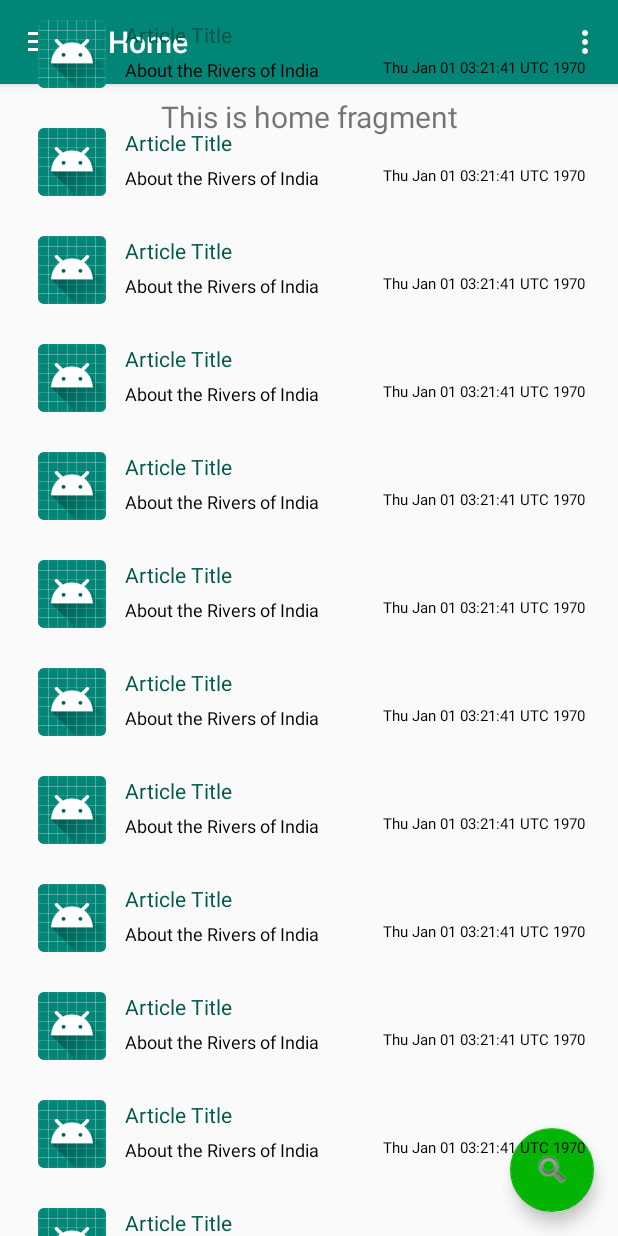
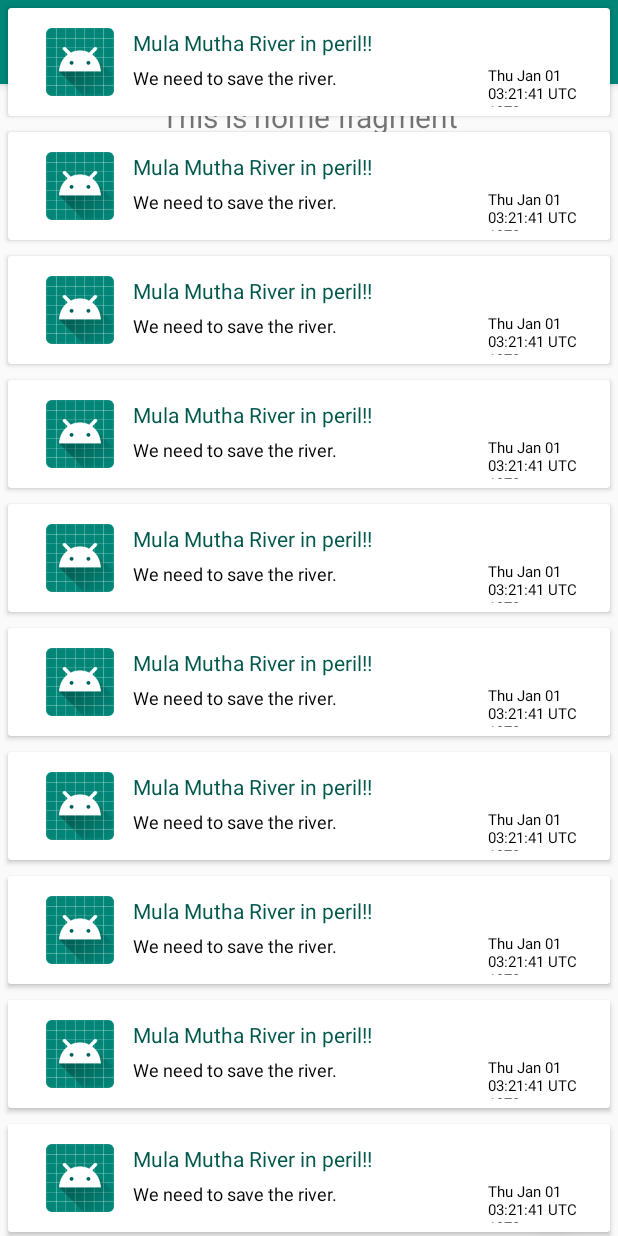
Before and after one commit to ashwinkolhatkar/RiversofPune, an Android app: the screen it shows after launch (MainActivity), on a phone screen of 412 x 824 dp. Run offline under Robolectric (Android 15) with nearby library versions, the phone set to English and light mode, and no system bars; our stand-ins replace navigation-ui.

Commit message:
Fix crashing problem.

```diff
--- a/app/src/main/java/com/example/riversofpune/Article.java
+++ b/app/src/main/java/com/example/riversofpune/Article.java
@@ -23,6 +23,14 @@ public class Article { // POJO to store articles in Database in the future.
     private String[] imageLinks; /* TODO array of links to images --> find how to change array of images to
     series of images in ImageView.
     In db implementation, maybe the pics can be downloaded prior to use in a cache? */
+
+    public String getArticleTitle() {
+        return articleTitle;
+    }
+
+    public void setArticleTitle(String articleTitle) {
+        this.articleTitle = articleTitle;
+    }
 
     public String getArticleContentSummary() {
         return articleContentSummary;
@@ -73,8 +81,9 @@ public class Article { // POJO to store articles in Database in the future.
         public void onBindViewHolder(@NonNull final ArticleButtonViewHolder holder, int position) {
             Article list_items=list_members.get(position);
             holder.content_summary.setText(list_items.getArticleContentSummary());
-            holder.content.setText(list_items.getArticleContent());
+            //holder.content.setText(list_items.getArticleContent());
             holder.date.setText(list_items.getArticleDate().toString());
+            holder.title.setText(list_items.getArticleTitle());
         }
 
         public void setListContent(ArrayList<Article> list_members){
@@ -88,13 +97,14 @@ public class Article { // POJO to store articles in Database in the future.
         }
 
         class ArticleButtonViewHolder extends RecyclerView.ViewHolder implements View.OnClickListener{
-            TextView content_summary,date,content;
+            TextView content_summary,date,content, title;
             public ArticleButtonViewHolder(View itemView) {
                 super(itemView);
                 itemView.setOnClickListener(this);
                 content_summary=(TextView)itemView.findViewById(R.id.content_summary);
-                content=(TextView)itemView.findViewById(R.id.content);
+                //content=(TextView)itemView.findViewById(R.id.content);
                 date=(TextView)itemView.findViewById(R.id.date);
+                title = (TextView)itemView.findViewById(R.id.article_title);
                 // TODO Add ImageViews as well.
 
             }
--- a/app/src/main/java/com/example/riversofpune/MainActivity.java
+++ b/app/src/main/java/com/example/riversofpune/MainActivity.java
@@ -83,9 +83,11 @@ public class MainActivity extends AppCompatActivity {
             //Creating POJO class object
             Article pojoObject = new Article();
             //Values are binded using set method of the POJO class
-            pojoObject.setArticleContentSummary("About the Rivers of India");
-            pojoObject.setArticleContent("This is bad for the rivers "+iter);
+            pojoObject.setArticleContentSummary("We need to save the river. ");
+            //pojoObject.setArticleContent("This is bad for the rivers. A lot in article. etc. "+iter);
+            // TODO maybe set content when the card is clicked rather than now?
             pojoObject.setArticleDate(new Date(12101998L));
+            pojoObject.setArticleTitle("Mula Mutha River in peril!!");
             //After setting the values, we add all the Objects to the array
             //Hence, listConentArr is a collection of Array of POJO objects
             listContentArray.add(pojoObject);
--- a/app/src/main/res/layout/activity_main.xml
+++ b/app/src/main/res/layout/activity_main.xml
@@ -31,12 +31,13 @@
             android:layout_height="wrap_content"
             android:orientation="vertical" >
 
-            <android.support.v7.widget.RecyclerView
+            <androidx.recyclerview.widget.RecyclerView
                 android:layout_height="match_parent"
                 android:layout_width="match_parent"
                 android:id="@+id/recycleView"
                 app:layout_behavior="@string/appbar_scrolling_view_behavior">
-            </android.support.v7.widget.RecyclerView>
+            </androidx.recyclerview.widget.RecyclerView>
+
         </LinearLayout>
     </ScrollView>
 
--- a/app/src/main/res/layout/custom_row.xml
+++ b/app/src/main/res/layout/custom_row.xml
@@ -1,5 +1,12 @@
 <?xml version="1.0" encoding="utf-8"?>
-<RelativeLayout xmlns:android="http://schemas.android.com/apk/res/android"
+
+<androidx.cardview.widget.CardView
+    android:layout_height="wrap_content"
+    android:layout_width="match_parent"
+    android:layout_margin="5dp"
+    xmlns:android="http://schemas.android.com/apk/res/android">
+
+<RelativeLayout
     android:layout_width="fill_parent"
     android:layout_height="72dp"
     android:padding="6dip"
@@ -51,14 +58,17 @@
         android:paddingBottom="5dp" />
 
     <TextView
-        android:layout_width="wrap_content"
+        android:id="@+id/date"
+        android:layout_width="59dp"
         android:layout_height="wrap_content"
+        android:layout_below="@+id/article_title"
+        android:layout_alignEnd="@+id/content_summary"
+        android:layout_alignRight="@+id/content_summary"
+        android:text="date"
         android:textAppearance="?android:attr/textAppearanceSmall"
-        android:text="date"
-        android:id="@+id/date"
-        android:textSize="10sp"
         android:textColor="@color/colorTextPrimary"
-        android:layout_below="@+id/article_title"
-        android:layout_alignRight="@+id/content_summary"
-        android:layout_alignEnd="@+id/content_summary" />
+        android:textSize="10sp" />
 </RelativeLayout>
+
+
+</androidx.cardview.widget.CardView>
```
